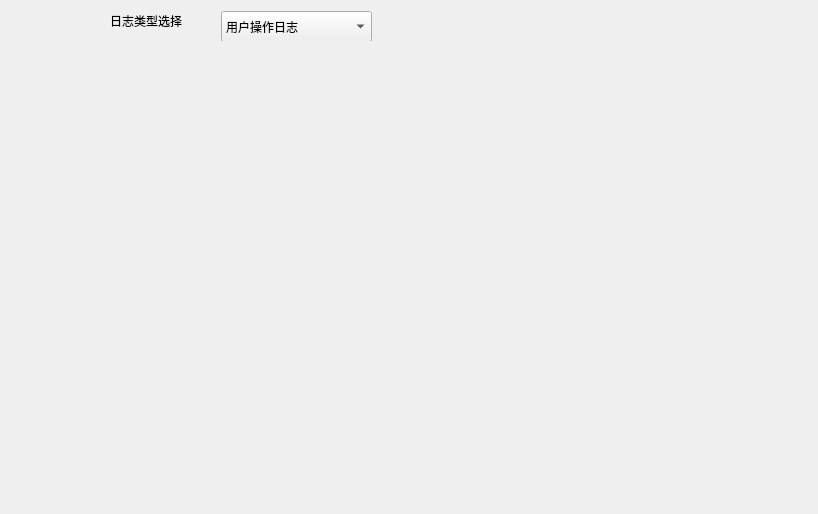
The window that CleverManagerV3/logs/logmainwid.ui (ChinaClever/CleverManagerV3) describes before a commit, drawn with Qt 5.
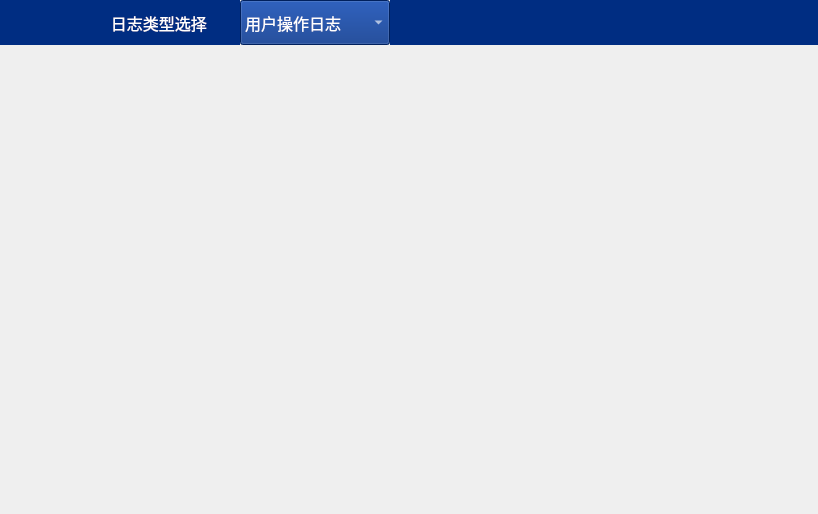
The same window after the commit.

Patch:
```diff
--- a/CleverManagerV3/logs/logmainwid.ui
+++ b/CleverManagerV3/logs/logmainwid.ui
@@ -13,29 +13,85 @@
   <property name="windowTitle">
    <string>Form</string>
   </property>
-  <layout class="QGridLayout" name="gridLayout">
-   <item row="0" column="0">
-    <widget class="QWidget" name="widget" native="true">
+  <layout class="QVBoxLayout" name="verticalLayout" stretch="1,18">
+   <property name="leftMargin">
+    <number>0</number>
+   </property>
+   <property name="topMargin">
+    <number>0</number>
+   </property>
+   <property name="rightMargin">
+    <number>0</number>
+   </property>
+   <property name="bottomMargin">
+    <number>0</number>
+   </property>
+   <item>
+    <layout class="QHBoxLayout" name="horizontalLayout">
+     <property name="spacing">
+      <number>0</number>
+     </property>
+     <item>
+      <widget class="QLabel" name="label">
      <property name="minimumSize">
       <size>
-       <width>0</width>
-       <height>30</height>
+         <width>240</width>
+         <height>45</height>
       </size>
      </property>
      <property name="maximumSize">
       <size>
-       <width>16777215</width>
-       <height>30</height>
-      </size>
-     </property>
+         <width>240</width>
+         <height>45</height>
+        </size>
+       </property>
+       <property name="font">
+        <font>
+         <family>微软雅黑</family>
+         <pointsize>12</pointsize>
+        </font>
+       </property>
+       <property name="styleSheet">
+        <string notr="true">background-color: rgb(0,45,130);
+color:rgb(255,255,255);</string>
+       </property>
+       <property name="text">
+        <string>日志类型选择        </string>
+       </property>
+       <property name="alignment">
+        <set>Qt::AlignRight|Qt::AlignTrailing|Qt::AlignVCenter</set>
+       </property>
+      </widget>
+     </item>
+     <item>
      <widget class="QComboBox" name="comboBox">
-      <property name="geometry">
-       <rect>
-        <x>210</x>
-        <y>0</y>
-        <width>151</width>
-        <height>31</height>
-       </rect>
+       <property name="sizePolicy">
+        <sizepolicy hsizetype="Preferred" vsizetype="Fixed">
+         <horstretch>0</horstretch>
+         <verstretch>0</verstretch>
+        </sizepolicy>
+       </property>
+       <property name="minimumSize">
+        <size>
+         <width>150</width>
+         <height>45</height>
+        </size>
+       </property>
+       <property name="maximumSize">
+        <size>
+         <width>150</width>
+         <height>45</height>
+        </size>
+       </property>
+       <property name="font">
+        <font>
+         <family>微软雅黑</family>
+         <pointsize>12</pointsize>
+        </font>
+       </property>
+       <property name="styleSheet">
+        <string notr="true">background-color: rgb(0,45,130);
+color:rgb(255,255,255);</string>
       </property>
       <item>
        <property name="text">
@@ -83,25 +139,29 @@
        </property>
       </item>
      </widget>
-     <widget class="QLabel" name="label">
-      <property name="geometry">
-       <rect>
-        <x>20</x>
-        <y>0</y>
-        <width>151</width>
-        <height>20</height>
-       </rect>
-      </property>
-      <property name="text">
-       <string>日志类型选择</string>
-      </property>
-      <property name="alignment">
-       <set>Qt::AlignRight|Qt::AlignTrailing|Qt::AlignVCenter</set>
-      </property>
-     </widget>
-    </widget>
-   </item>
-   <item row="1" column="0">
+     </item>
+     <item>
+      <widget class="QWidget" name="widget" native="true">
+       <property name="minimumSize">
+        <size>
+         <width>0</width>
+         <height>45</height>
+        </size>
+       </property>
+       <property name="maximumSize">
+        <size>
+         <width>16777215</width>
+         <height>45</height>
+        </size>
+       </property>
+       <property name="styleSheet">
+        <string notr="true">background-color: rgb(0,45,130);</string>
+       </property>
+      </widget>
+     </item>
+    </layout>
+   </item>
+   <item>
     <widget class="QStackedWidget" name="stackedWid"/>
    </item>
   </layout>
```
Left out of the diff: 6 changed lines with no effect on the pictures. Lines whose indentation alone changed are shown as unchanged.
